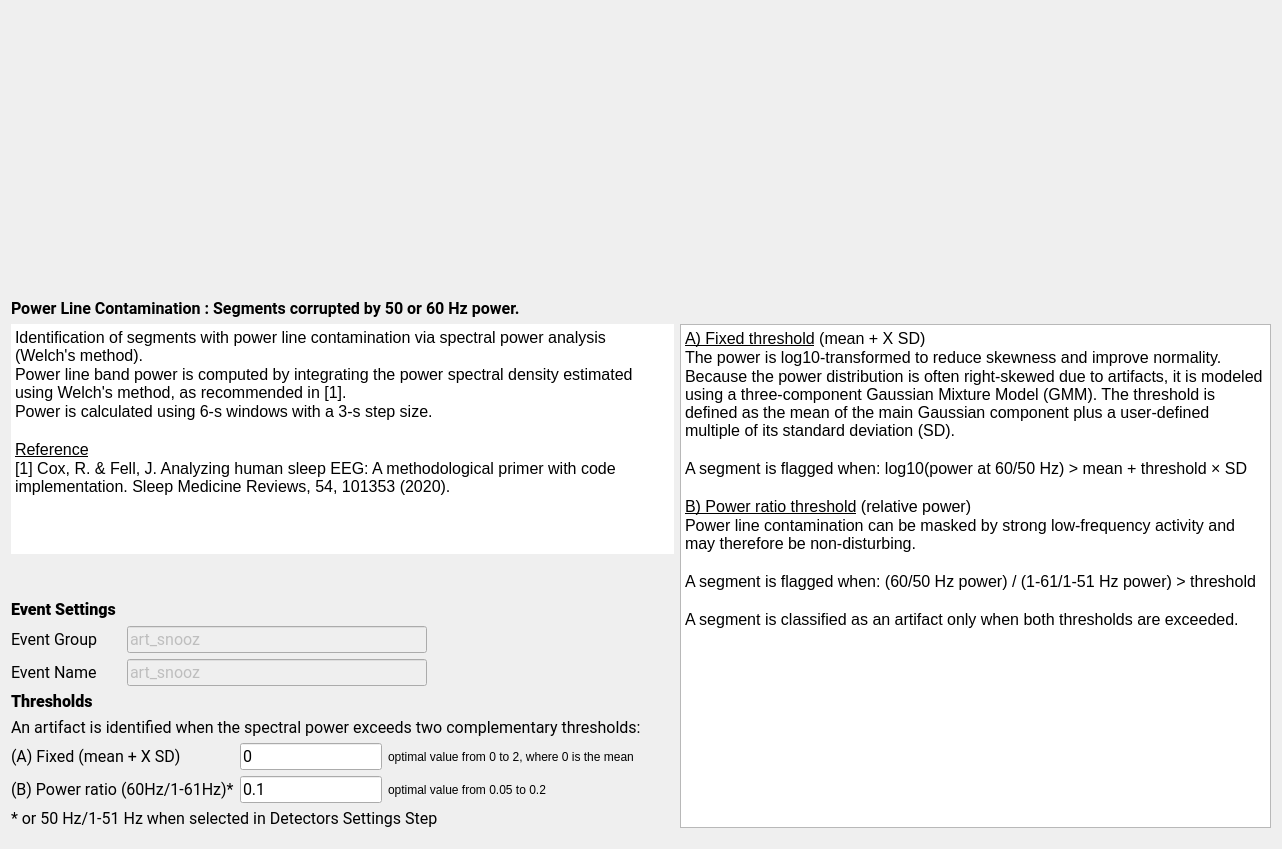
Old version of the form tools/CEAMSTools/DetectArtifacts/PowerLineStep/Ui_PowerLineStep.ui in the repository SnoozToolbox/snooz-package-ceams.
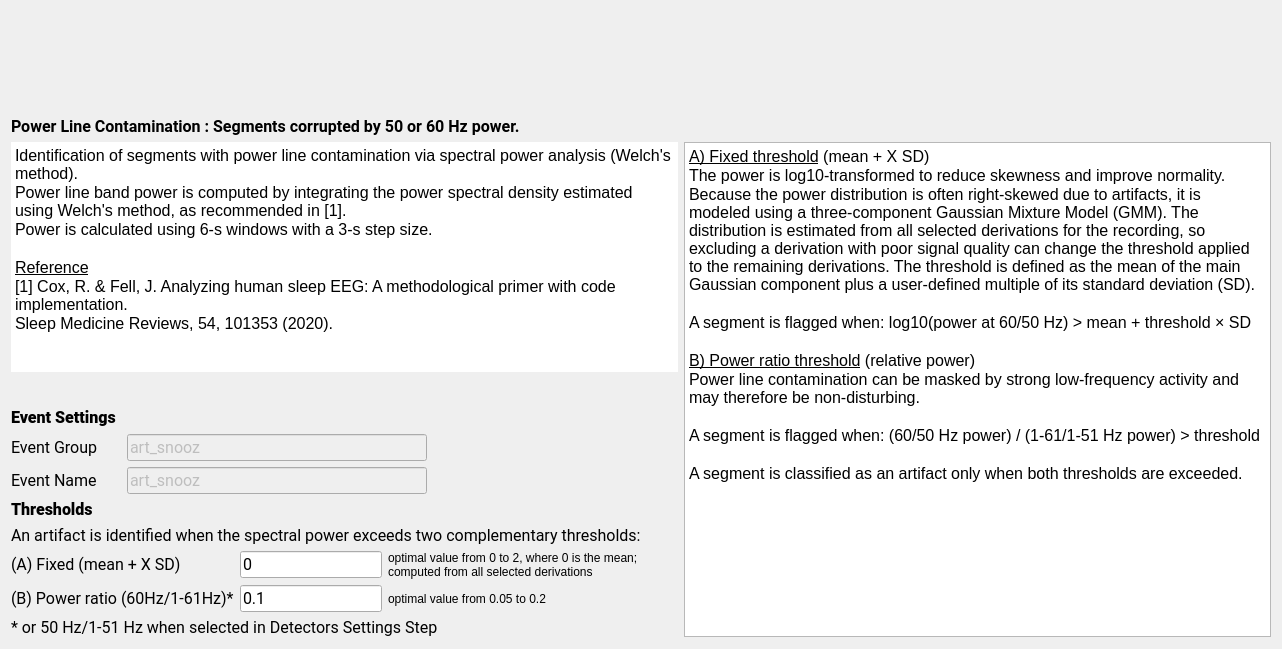
New version of the form.

Commit message: Detect EEG artifact : Clarify Threshold distribution across selected derivations, GMM distribution uses all selected derivations.

Diff of the .ui file:
```diff
--- a/tools/CEAMSTools/DetectArtifacts/PowerLineStep/Ui_PowerLineStep.ui
+++ b/tools/CEAMSTools/DetectArtifacts/PowerLineStep/Ui_PowerLineStep.ui
@@ -7,7 +7,7 @@
     <x>0</x>
     <y>0</y>
     <width>1282</width>
-    <height>849</height>
+    <height>649</height>
    </rect>
   </property>
   <property name="windowTitle">
@@ -142,7 +142,8 @@
 &lt;p style=&quot; margin-top:0px; margin-bottom:0px; margin-left:0px; margin-right:0px; -qt-block-indent:0; text-indent:0px;&quot;&gt;Power is calculated using 6-s windows with a 3-s step size. &lt;/p&gt;
 &lt;p style=&quot;-qt-paragraph-type:empty; margin-top:0px; margin-bottom:0px; margin-left:0px; margin-right:0px; -qt-block-indent:0; text-indent:0px;&quot;&gt;&lt;br /&gt;&lt;/p&gt;
 &lt;p style=&quot; margin-top:0px; margin-bottom:0px; margin-left:0px; margin-right:0px; -qt-block-indent:0; text-indent:0px;&quot;&gt;&lt;span style=&quot; text-decoration: underline;&quot;&gt;Reference&lt;/span&gt;&lt;/p&gt;
-&lt;p style=&quot; margin-top:0px; margin-bottom:0px; margin-left:0px; margin-right:0px; -qt-block-indent:0; text-indent:0px;&quot;&gt;[1] Cox, R. &amp;amp; Fell, J. Analyzing human sleep EEG: A methodological primer with code implementation. Sleep Medicine Reviews, 54, 101353 (2020).&lt;/p&gt;&lt;/body&gt;&lt;/html&gt;</string>
+&lt;p style=&quot; margin-top:0px; margin-bottom:0px; margin-left:0px; margin-right:0px; -qt-block-indent:0; text-indent:0px;&quot;&gt;[1] Cox, R. &amp;amp; Fell, J. Analyzing human sleep EEG: A methodological primer with code implementation. &lt;/p&gt;
+&lt;p style=&quot; margin-top:0px; margin-bottom:0px; margin-left:0px; margin-right:0px; -qt-block-indent:0; text-indent:0px;&quot;&gt;Sleep Medicine Reviews, 54, 101353 (2020).&lt;/p&gt;&lt;/body&gt;&lt;/html&gt;</string>
          </property>
         </widget>
        </item>
@@ -545,7 +546,8 @@
            <item row="0" column="2">
             <widget class="QLabel" name="label_7">
              <property name="text">
-              <string>optimal value from 0 to 2, where 0 is the mean</string>
+              <string>optimal value from 0 to 2, where 0 is the mean;
+computed from all selected derivations</string>
              </property>
             </widget>
            </item>
@@ -627,7 +629,7 @@
 &lt;/style&gt;&lt;/head&gt;&lt;body style=&quot; font-family:'Roboto'; font-size:12pt; font-weight:400; font-style:normal;&quot;&gt;
 &lt;p style=&quot; margin-top:0px; margin-bottom:0px; margin-left:0px; margin-right:0px; -qt-block-indent:0; text-indent:0px;&quot;&gt;&lt;span style=&quot; text-decoration: underline;&quot;&gt;A) Fixed threshold&lt;/span&gt;&lt;span style=&quot; color:#000000;&quot;&gt; (mean + X SD)&lt;/span&gt;&lt;/p&gt;
 &lt;p style=&quot; margin-top:0px; margin-bottom:0px; margin-left:0px; margin-right:0px; -qt-block-indent:0; text-indent:0px;&quot;&gt;The power is log10-transformed to reduce skewness and improve normality.&lt;/p&gt;
-&lt;p style=&quot; margin-top:0px; margin-bottom:0px; margin-left:0px; margin-right:0px; -qt-block-indent:0; text-indent:0px;&quot;&gt;Because the power distribution is often right-skewed due to artifacts, it is modeled using a three-component Gaussian Mixture Model (GMM). The threshold is defined as the mean of the main Gaussian component plus a user-defined multiple of its standard deviation (SD).&lt;/p&gt;
+&lt;p style=&quot; margin-top:0px; margin-bottom:0px; margin-left:0px; margin-right:0px; -qt-block-indent:0; text-indent:0px;&quot;&gt;Because the power distribution is often right-skewed due to artifacts, it is modeled using a three-component Gaussian Mixture Model (GMM). The distribution is estimated from all selected derivations for the recording, so excluding a derivation with poor signal quality can change the threshold applied to the remaining derivations. The threshold is defined as the mean of the main Gaussian component plus a user-defined multiple of its standard deviation (SD).&lt;/p&gt;
 &lt;p style=&quot;-qt-paragraph-type:empty; margin-top:0px; margin-bottom:0px; margin-left:0px; margin-right:0px; -qt-block-indent:0; text-indent:0px;&quot;&gt;&lt;br /&gt;&lt;/p&gt;
 &lt;p style=&quot; margin-top:0px; margin-bottom:0px; margin-left:0px; margin-right:0px; -qt-block-indent:0; text-indent:0px;&quot;&gt;A segment is flagged when: log10(power at 60/50 Hz) &amp;gt; mean + threshold × SD&lt;/p&gt;
 &lt;p style=&quot;-qt-paragraph-type:empty; margin-top:0px; margin-bottom:0px; margin-left:0px; margin-right:0px; -qt-block-indent:0; text-indent:0px;&quot;&gt;&lt;br /&gt;&lt;/p&gt;
```
The commit also changes 7 other files.
